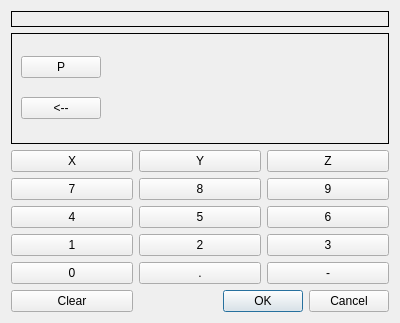
This is jet/src/gcode.ui in tlight9/jet as Qt 5 draws it before an edit. The edited form follows.
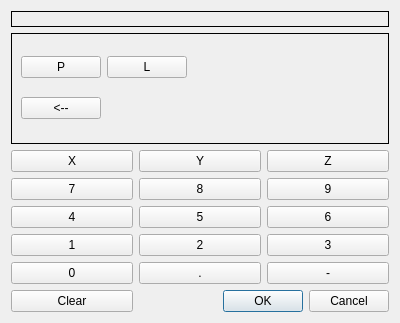
This is the edited form. The open tabs and pages were chosen to show the change.

Commit message: add p word

The edit to the form file:
```diff
--- a/jet/src/gcode.ui
+++ b/jet/src/gcode.ui
@@ -255,7 +255,14 @@
          </property>
         </widget>
        </item>
-       <item row="1" column="1">
+       <item row="0" column="1">
+        <widget class="QPushButton" name="char_L">
+         <property name="text">
+          <string>L</string>
+         </property>
+        </widget>
+       </item>
+       <item row="0" column="2">
         <spacer name="horizontalSpacer">
          <property name="orientation">
           <enum>Qt::Horizontal</enum>
```
Left out of the diff: 14 changed lines with no effect on the pictures.
